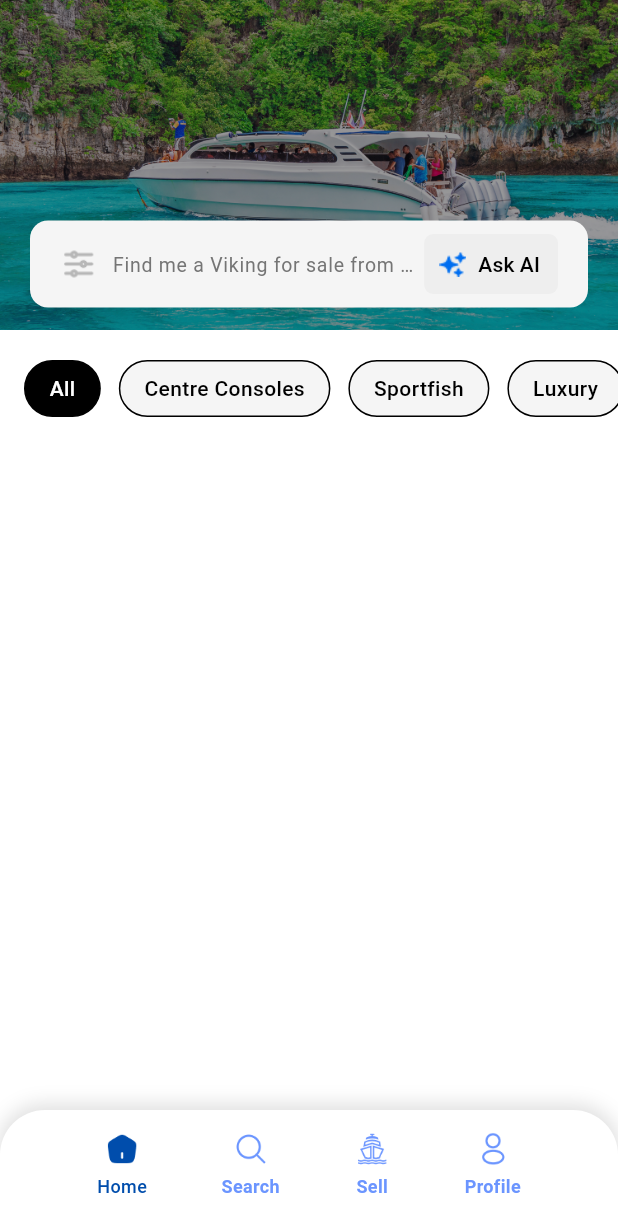
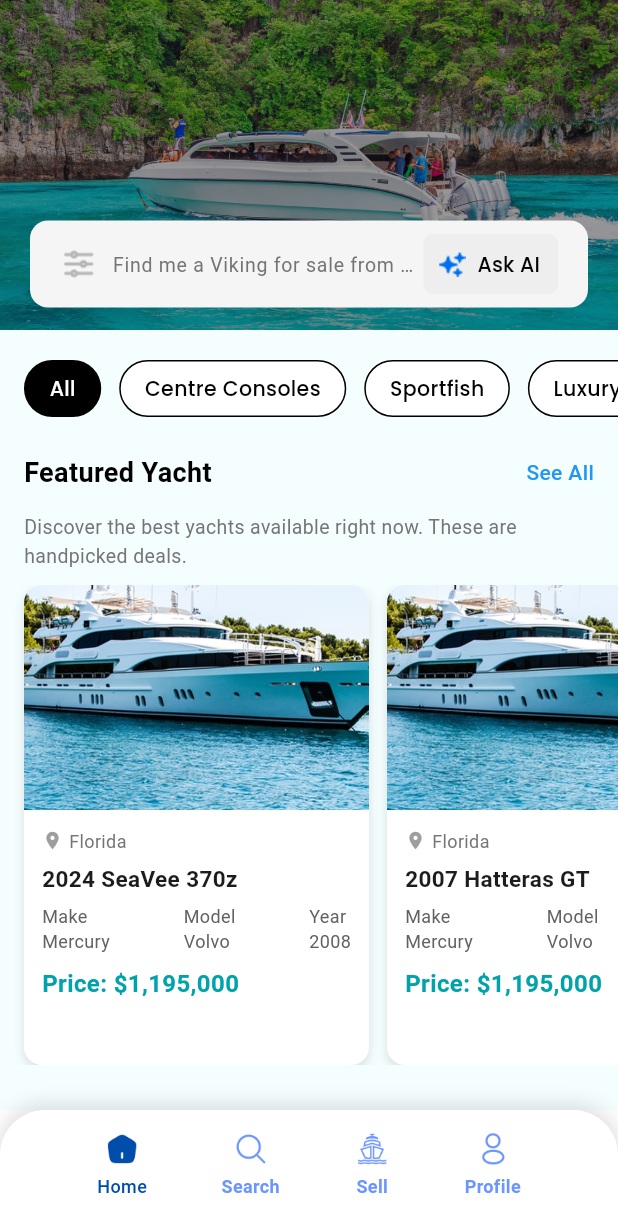
Before and after one commit to Dev-Ninjas-Backup/diaz1234567890, a Flutter app: the screen it shows after launch, on a phone screen of 412 x 824 dp. Shown: the top 1232 px of the screen. Run offline on Flutter 3.47's test engine with Material 3 defaults, Android fonts, the phone set to English and light mode, and no system bars; our stand-ins replace flutter_easyloading, flutter_screenutil, get, google_fonts.

Commit message:
created sell cards and ship details

```diff
--- a/lib/core/utils/constants/imagepath.dart
+++ b/lib/core/utils/constants/imagepath.dart
@@ -1,4 +1,5 @@
 class Imagepath {
   Imagepath();
   static const String homeBoat = 'assets/images/homeSpeedBoat.png';
+  static const String singleBoat = 'assets/images/singleBoat.png';
 }
--- a/lib/features/homepage/controller/home_controller.dart
+++ b/lib/features/homepage/controller/home_controller.dart
@@ -1,4 +1,8 @@
+import 'package:flutter/widgets.dart';
 import 'package:get/get.dart';
+
+import '../../../core/utils/constants/imagepath.dart';
+import '../model/home_model.dart';
 
 class YachtController extends GetxController {
   var selectedTab = 0.obs;
@@ -9,3 +13,55 @@ class YachtController extends GetxController {
     selectedTab.value = index;
   }
 }
+
+class YachtListingController extends GetxController {
+  var featuredYachts = <Yacht>[].obs;
+  var premiumDeals = <Yacht>[].obs;
+
+  @override
+  void onInit() {
+    super.onInit();
+
+    featuredYachts.value = [
+      Yacht(
+        title: "2024 SeaVee 370z",
+        location: "Florida",
+        make: "Mercury",
+        model: "Volvo",
+        year: "2008",
+        price: "\$1,195,000",
+        image: Imagepath.singleBoat,
+      ),
+      Yacht(
+        title: "2007 Hatteras GT",
+        location: "Florida",
+        make: "Mercury",
+        model: "Volvo",
+        year: "2007",
+        price: "\$1,195,000",
+        image: Imagepath.singleBoat,
+      ),
+    ];
+
+    premiumDeals.value = [
+      Yacht(
+        title: "2024 SeaVee 370z",
+        location: "Florida",
+        make: "Mercury",
+        model: "Volvo",
+        year: "2008",
+        price: "\$1,195,000",
+        image: Imagepath.singleBoat,
+      ),
+      Yacht(
+        title: "2007 Hatteras GT",
+        location: "Florida",
+        make: "Mercury",
+        model: "Volvo",
+        year: "2007",
+        price: "\$1,195,000",
+        image: Imagepath.singleBoat,
+      ),
+    ];
+  }
+}
--- /dev/null
+++ b/lib/features/homepage/model/home_model.dart
@@ -0,0 +1,19 @@
+class Yacht {
+  final String title;
+  final String location;
+  final String make;
+  final String model;
+  final String year;
+  final String price;
+  final String image;
+
+  Yacht({
+    required this.title,
+    required this.location,
+    required this.make,
+    required this.model,
+    required this.year,
+    required this.price,
+    required this.image,
+  });
+}
--- a/lib/features/homepage/screen/home.dart
+++ b/lib/features/homepage/screen/home.dart
@@ -1,9 +1,11 @@
+import 'package:diaz1234567890/core/common/style/global_text_style.dart';
 import 'package:diaz1234567890/core/utils/constants/imagepath.dart';
+import 'package:diaz1234567890/features/homepage/screen/listing_page.dart';
 import 'package:flutter/material.dart';
 import 'package:get/get.dart';
 import 'package:diaz1234567890/core/utils/constants/iconpath.dart';
 
-import '../controller/home_controller.dart'; // 👈 import IconPath
+import '../controller/home_controller.dart';
 
 class YachtHomePage extends StatelessWidget {
   final YachtController controller = Get.put(YachtController());
@@ -11,7 +13,7 @@ class YachtHomePage extends StatelessWidget {
   @override
   Widget build(BuildContext context) {
     return Scaffold(
-      backgroundColor: Colors.white,
+      backgroundColor: Color(0xFFF5FEFF),
       body: SafeArea(
         child: SingleChildScrollView(
           child: Column(
@@ -86,7 +88,7 @@ class YachtHomePage extends StatelessWidget {
                                   ),
                                   child: Text(
                                     "Ask AI",
-                                    style: TextStyle(
+                                    style: getTextStyle(
                                       color: Colors.black,
                                       fontWeight: FontWeight.w500,
                                     ),
@@ -121,7 +123,7 @@ class YachtHomePage extends StatelessWidget {
                             vertical: 8,
                           ),
                           decoration: BoxDecoration(
-                            color: isSelected ? Colors.black : Colors.grey[100],
+                            color: isSelected ? Colors.black : Colors.white,
                             border: Border.all(
                               color: Colors.black,
                             ), // 👈 always black border
@@ -129,7 +131,7 @@ class YachtHomePage extends StatelessWidget {
                           ),
                           child: Text(
                             controller.tabs[index],
-                            style: TextStyle(
+                            style: getTextStyle(
                               color: isSelected ? Colors.white : Colors.black,
                               fontWeight: FontWeight.w500,
                             ),
@@ -140,6 +142,7 @@ class YachtHomePage extends StatelessWidget {
                   ),
                 ),
               ),
+              YachtListingPage(),
             ],
           ),
         ),
--- /dev/null
+++ b/lib/features/homepage/screen/listing_page.dart
@@ -0,0 +1,181 @@
+import 'package:flutter/material.dart';
+import 'package:get/get.dart';
+
+import '../controller/home_controller.dart';
+import '../model/home_model.dart';
+
+class YachtListingPage extends StatelessWidget {
+  final YachtListingController controller = Get.put(YachtListingController());
+
+  Widget buildSection(String title, List<Yacht> yachts) {
+    return Column(
+      crossAxisAlignment: CrossAxisAlignment.start,
+      children: [
+        SizedBox(height: 10),
+        Padding(
+          padding: EdgeInsets.symmetric(horizontal: 16, vertical: 14),
+          child: Row(
+            mainAxisAlignment: MainAxisAlignment.spaceBetween,
+            children: [
+              Text(
+                title,
+                style: TextStyle(
+                  fontSize: 18,
+                  fontWeight: FontWeight.bold,
+                  color: Colors.black,
+                ),
+              ),
+              Text(
+                "See All",
+                style: TextStyle(
+                  fontSize: 14,
+                  fontWeight: FontWeight.w500,
+                  color: Colors.blue,
+                ),
+              ),
+            ],
+          ),
+        ),
+
+        Padding(
+          padding: EdgeInsets.symmetric(horizontal: 16),
+          child: Text(
+            "Discover the best yachts available right now. These are handpicked deals.",
+            style: TextStyle(fontSize: 13, color: Colors.grey[600]),
+          ),
+        ),
+
+        SizedBox(height: 10),
+
+        SizedBox(
+          height: 320, // 👈 adjusted height to fit card
+          child: ListView.builder(
+            padding: EdgeInsets.only(left: 16),
+            scrollDirection: Axis.horizontal,
+            itemCount: yachts.length,
+            itemBuilder: (context, index) {
+              final yacht = yachts[index];
+              return Container(
+                width: 230, // 👈 card width
+                margin: EdgeInsets.only(right: 12),
+                decoration: BoxDecoration(
+                  color: Colors.white,
+                  borderRadius: BorderRadius.circular(12),
+                  boxShadow: [
+                    BoxShadow(
+                      color: Colors.black12,
+                      blurRadius: 5,
+                      offset: Offset(0, 3),
+                    ),
+                  ],
+                ),
+                child: Column(
+                  crossAxisAlignment: CrossAxisAlignment.start,
+                  children: [
+                    // Yacht Image
+                    ClipRRect(
+                      borderRadius: BorderRadius.vertical(
+                        top: Radius.circular(12),
+                      ),
+                      child: Image.asset(
+                        yacht.image,
+                        height: 150, // 👈 image size
+                        width: double.infinity,
+                        fit: BoxFit.cover,
+                      ),
+                    ),
+
+                    Padding(
+                      padding: EdgeInsets.all(12),
+                      child: Column(
+                        crossAxisAlignment: CrossAxisAlignment.start,
+                        children: [
+                          Row(
+                            children: [
+                              Icon(
+                                Icons.location_on,
+                                size: 14,
+                                color: Colors.grey,
+                              ),
+                              SizedBox(width: 4),
+                              Text(
+                                yacht.location,
+                                style: TextStyle(
+                                  fontSize: 12,
+                                  color: Colors.grey[600],
+                                ),
+                              ),
+                            ],
+                          ),
+                          SizedBox(height: 6),
+                          Text(
+                            yacht.title,
+                            style: TextStyle(
+                              fontWeight: FontWeight.w600,
+                              fontSize: 15, // 👈 title text
+                            ),
+                          ),
+                          SizedBox(height: 6),
+                          Row(
+                            mainAxisAlignment: MainAxisAlignment.spaceBetween,
+                            children: [
+                              Text(
+                                "Make\n${yacht.make}",
+                                style: TextStyle(
+                                  fontSize: 12,
+                                  color: Colors.grey[700],
+                                ),
+                              ),
+                              Text(
+                                "Model\n${yacht.model}",
+                                style: TextStyle(
+                                  fontSize: 12,
+                                  color: Colors.grey[700],
+                                ),
+                              ),
+                              Text(
+                                "Year\n${yacht.year}",
+                                style: TextStyle(
+                                  fontSize: 12,
+                                  color: Colors.grey[700],
+                                ),
+                              ),
+                            ],
+                          ),
+                          SizedBox(height: 8),
+                          Text(
+                            "Price: ${yacht.price}",
+                            style: TextStyle(
+                              color: Color(0xFF00A3AC),
+                              fontWeight: FontWeight.w600,
+                              fontSize: 16, // 👈 price text bigger
+                            ),
+                          ),
+                        ],
+                      ),
+                    ),
+                  ],
+                ),
+              );
+            },
+          ),
+        ),
+      ],
+    );
+  }
+
+  @override
+  Widget build(BuildContext context) {
+    return Obx(
+      () => SingleChildScrollView(
+        child: Column(
+          children: [
+            buildSection("Featured Yacht", controller.featuredYachts),
+            SizedBox(height: 20),
+            buildSection("Premium Deals", controller.premiumDeals),
+          ],
+        ),
+      ),
+    );
+  }
+}
```
Also changed, not shown: assets/images/singleBoat.png (added).
